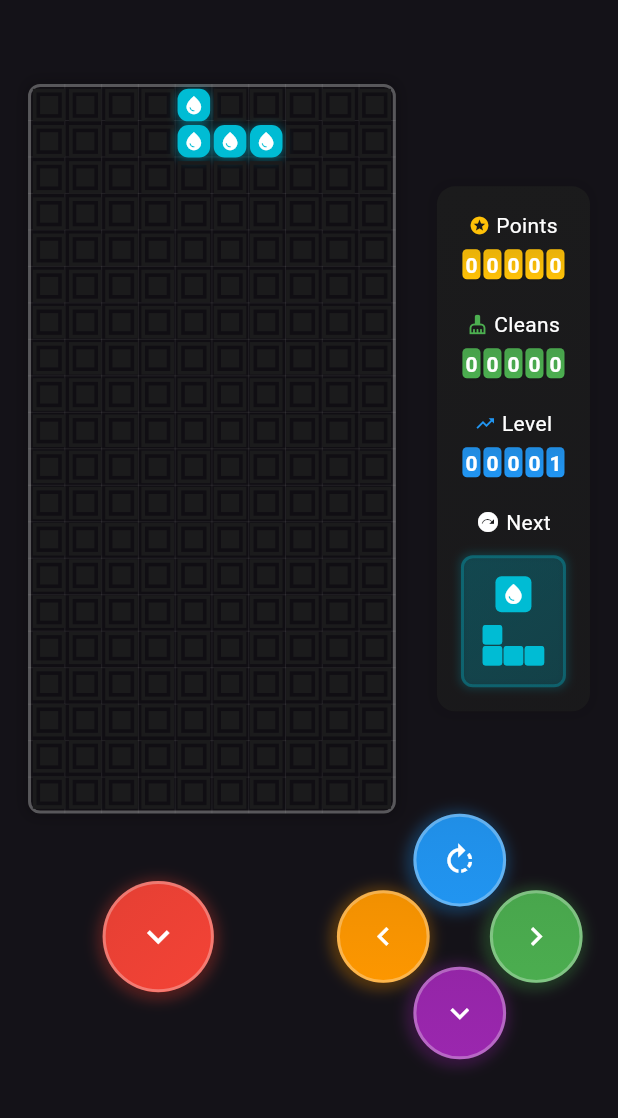
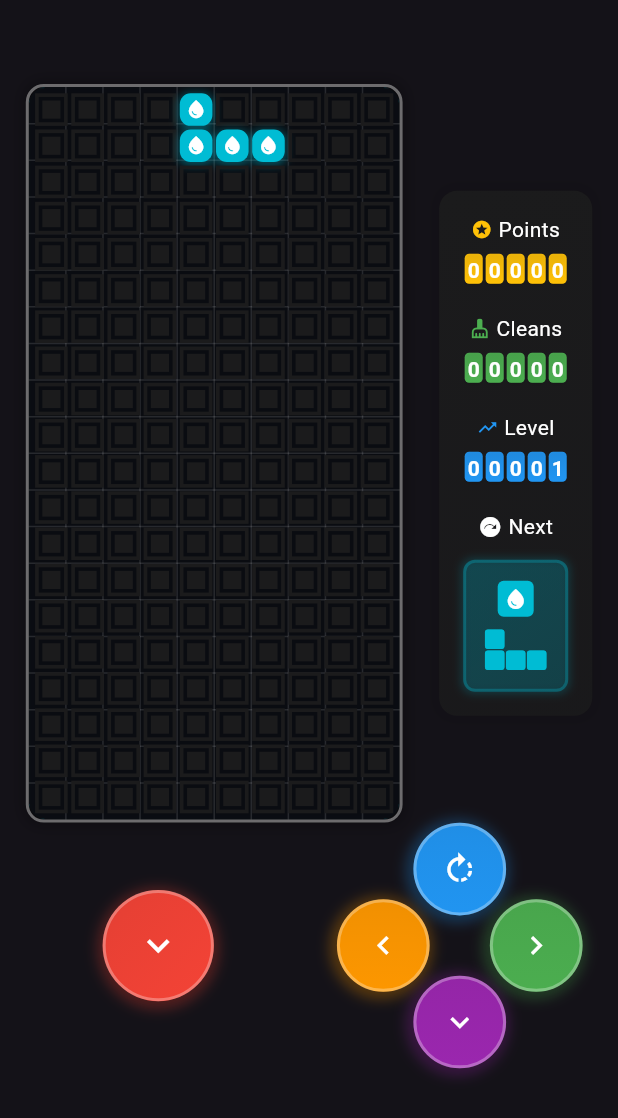
Before and after one commit to Wratheus/Tetris, a Flutter app: the screen it shows after launch, after a tap on the "pause" icon, on a phone screen of 412 x 824 dp. Shown: the top 1118 px of the screen. Run offline on Flutter 3.47's test engine with Material 3 defaults, Android fonts, the phone set to English and light mode, and no system bars.

```diff
--- a/lib/feature/game/widgets/grid.dart
+++ b/lib/feature/game/widgets/grid.dart
@@ -17,36 +17,43 @@ class GameGrid extends StatelessWidget {
   Widget build(BuildContext context) {
     final currentTetromino = gameController.currentTetromino;
 
-    return DecoratedBox(
+    return Container(
       decoration: BoxDecoration(
+        color: Colors.black.withValues(alpha: 0.3),
         border: Border.all(
-          color: Colors.white.withValues(alpha: 0.3),
+          color: Colors.white.withValues(alpha: 0.4),
           width: 2,
         ),
-        borderRadius: BorderRadius.circular(8),
+        borderRadius: BorderRadius.circular(12),
         boxShadow: [
           BoxShadow(
-            color: Colors.black.withValues(alpha: 0.2),
+            color: Colors.black.withValues(alpha: 0.3),
             blurRadius: 8,
-            spreadRadius: 2,
+            spreadRadius: 1,
           ),
         ],
       ),
       child: ClipRRect(
-        borderRadius: BorderRadius.circular(8),
+        borderRadius: BorderRadius.circular(12),
         child: Stack(
           children: [
+            // Простой фоновый цвет
+            Positioned.fill(
+              child: Container(
+                color: Colors.blue.withValues(alpha: 0.02),
+              ),
+            ),
+            // Улучшенная сетка
             Positioned.fill(
               child: CustomPaint(
                 painter: _GridBackgroundPainter(
-                  color: Colors.white.withValues(alpha: 0.1),
                   rows: gameController.gameFieldHeight,
                   cols: gameController.gameFieldWidth,
                 ),
               ),
             ),
             Padding(
-              padding: const EdgeInsets.all(2),
+              padding: const EdgeInsets.all(3),
               child: Column(
                 children: List.generate(gameController.gameFieldHeight, (i) {
                   final row = gameController.calculateMixed()[i];
@@ -103,24 +110,27 @@ class GameGrid extends StatelessWidget {
 
 class _GridBackgroundPainter extends CustomPainter {
   _GridBackgroundPainter({
-    required this.color,
     required this.rows,
     required this.cols,
   });
 
-  final Color color;
   final int rows;
   final int cols;
 
   @override
   void paint(Canvas canvas, Size size) {
-    final paint = Paint()
-      ..color = color
-      ..strokeWidth = 0.5;
+    final cellWidth = size.width / cols;
+    final cellHeight = size.height / rows;
 
-    // Вертикальные линии
+    // Рисуем вертикальные линии
     for (int i = 1; i < cols; i++) {
-      final x = (size.width / cols) * i;
+      final x = cellWidth * i;
+
+      final paint = Paint()
+        ..color = Colors.white.withValues(alpha: 0.12)
+        ..strokeWidth = 1.0
+        ..strokeCap = StrokeCap.round;
+
       canvas.drawLine(
         Offset(x, 0),
         Offset(x, size.height),
@@ -128,15 +138,75 @@ class _GridBackgroundPainter extends CustomPainter {
       );
     }
 
-    // Горизонтальные линии
+    // Рисуем горизонтальные линии
     for (int i = 1; i < rows; i++) {
-      final y = (size.height / rows) * i;
+      final y = cellHeight * i;
+
+      final paint = Paint()
+        ..color = Colors.white.withValues(alpha: 0.12)
+        ..strokeWidth = 1.0
+        ..strokeCap = StrokeCap.round;
+
       canvas.drawLine(
         Offset(0, y),
         Offset(size.width, y),
         paint,
       );
     }
+
+    // Добавляем тонкие угловые линии для стиля
+    final cornerPaint = Paint()
+      ..color = Colors.cyan.withValues(alpha: 0.15)
+      ..strokeWidth = 1.5
+      ..strokeCap = StrokeCap.round;
+
+    // Верхний левый угол
+    canvas.drawLine(
+      Offset(0, 0),
+      Offset(cellWidth * 0.4, 0),
+      cornerPaint,
+    );
+    canvas.drawLine(
+      Offset(0, 0),
+      Offset(0, cellHeight * 0.4),
+      cornerPaint,
+    );
+
+    // Верхний правый угол
+    canvas.drawLine(
+      Offset(size.width, 0),
+      Offset(size.width - cellWidth * 0.4, 0),
+      cornerPaint,
+    );
+    canvas.drawLine(
+      Offset(size.width, 0),
+      Offset(size.width, cellHeight * 0.4),
+      cornerPaint,
+    );
+
+    // Нижний левый угол
+    canvas.drawLine(
+      Offset(0, size.height),
+      Offset(cellWidth * 0.4, size.height),
+      cornerPaint,
+    );
+    canvas.drawLine(
+      Offset(0, size.height),
+      Offset(0, size.height - cellHeight * 0.4),
+      cornerPaint,
+    );
+
+    // Нижний правый угол
+    canvas.drawLine(
+      Offset(size.width, size.height),
+      Offset(size.width - cellWidth * 0.4, size.height),
+      cornerPaint,
+    );
+    canvas.drawLine(
+      Offset(size.width, size.height),
+      Offset(size.width, size.height - cellHeight * 0.4),
+      cornerPaint,
+    );
   }
 
   @override
```
Also changed, not shown: 32 other files.
